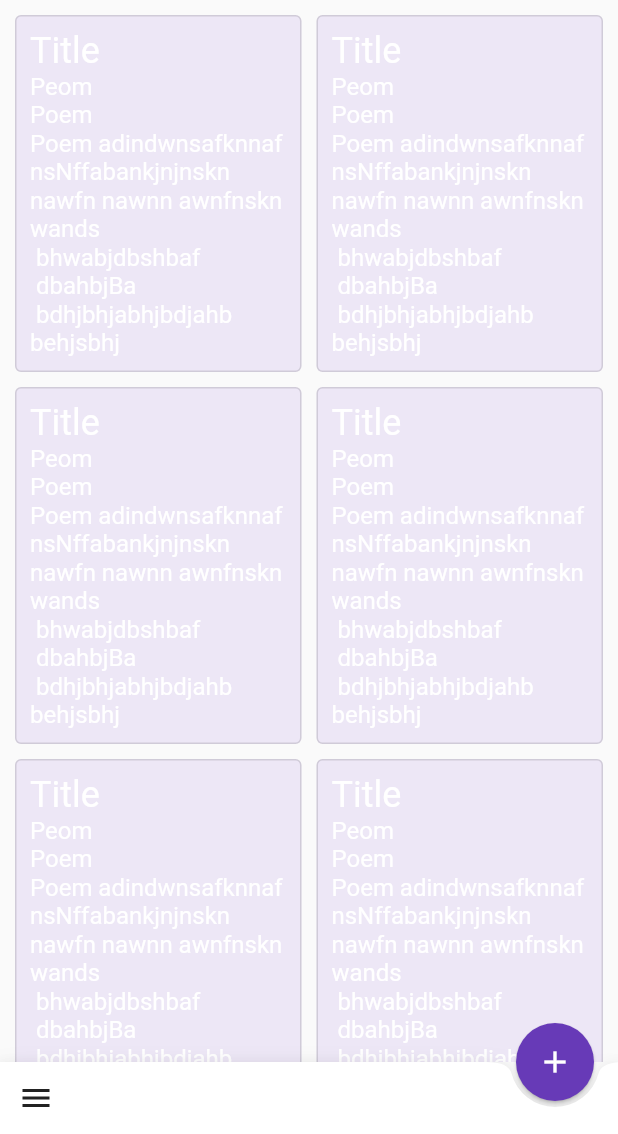
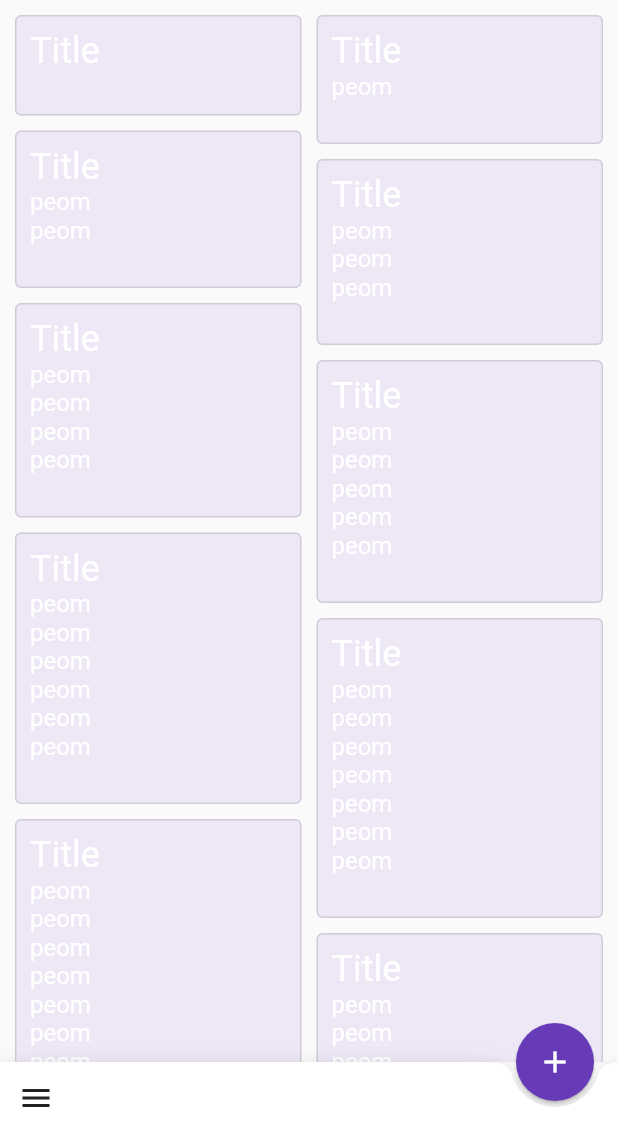
Before and after one commit to SirusCodes/Heartry, a Flutter app: the screen it shows after launch, after a tap on the "grid view" icon, on a phone screen of 412 x 824 dp, the part 102-1236 px from its top. Run offline on Flutter 3.47's test engine with Material 2 defaults, Android fonts, the phone set to English and light mode, and no system bars; our stand-ins replace flutter_riverpod, waterfall_flow.

Commit message:
using waterfall_flow instead of staggered list

```diff
--- a/lib/screens/poems_screen/poems_screen.dart
+++ b/lib/screens/poems_screen/poems_screen.dart
@@ -1,12 +1,10 @@
 import 'package:animations/animations.dart';
 import 'package:flutter/material.dart';
 import 'package:flutter_riverpod/flutter_riverpod.dart';
-import 'package:flutter_staggered_grid_view/flutter_staggered_grid_view.dart';
-import 'package:heartry/providers/list_grid_provider.dart';
 
 import '../../widgets/c_bottom_app_bar.dart';
 import 'widgets/c_app_bar.dart';
-import 'widgets/poem_card.dart';
+import 'widgets/c_body.dart';
 
 class PoemScreen extends StatelessWidget {
   const PoemScreen({Key key}) : super(key: key);
@@ -17,43 +15,12 @@ class PoemScreen extends StatelessWidget {
       body: SafeArea(
         child: Consumer(
           builder: (context, watch, child) {
-            final _isList = watch(listGridProvider).state;
-            return CustomScrollView(
+            return const CustomScrollView(
               slivers: [
-                const SliverToBoxAdapter(
+                SliverToBoxAdapter(
                   child: CAppBar(),
                 ),
-                _isList
-                    ? SliverToBoxAdapter(
-                        child: StaggeredGridView.countBuilder(
-                          shrinkWrap: true,
-                          padding: const EdgeInsets.all(10),
-                          physics: const NeverScrollableScrollPhysics(),
-                          crossAxisCount: 2,
-                          mainAxisSpacing: 10,
-                          crossAxisSpacing: 10,
-                          staggeredTileBuilder: (index) =>
-                              const StaggeredTile.fit(1),
-                          itemCount: 10,
-                          itemBuilder: (context, index) {
-                            return const PoemCard();
-                          },
-                        ),
-                      )
-                    : SliverList(
-                        delegate: SliverChildBuilderDelegate(
-                          (context, index) {
-                            return const Padding(
-                              padding: EdgeInsets.symmetric(
-                                horizontal: 10,
-                                vertical: 5,
-                              ),
-                              child: PoemCard(),
-                            );
-                          },
-                          childCount: 10,
-                        ),
-                      ),
+                CBody(),
               ],
             );
           },
--- /dev/null
+++ b/lib/screens/poems_screen/widgets/c_body.dart
@@ -0,0 +1,53 @@
+import 'package:flutter/material.dart';
+import 'package:flutter_riverpod/flutter_riverpod.dart';
+import 'package:waterfall_flow/waterfall_flow.dart';
+
+import '../../../providers/list_grid_provider.dart';
+import 'poem_card.dart';
+
+class CBody extends ConsumerWidget {
+  const CBody({Key key}) : super(key: key);
+
+  @override
+  Widget build(BuildContext context, ScopedReader watch) {
+    final _isGrid = watch(listGridProvider).state;
+    return _isGrid
+        ? SliverPadding(
+            padding: const EdgeInsets.all(10.0),
+            sliver: SliverWaterfallFlow(
+              gridDelegate:
+                  const SliverWaterfallFlowDelegateWithFixedCrossAxisCount(
+                crossAxisCount: 2,
+                mainAxisSpacing: 10,
+                crossAxisSpacing: 10,
+              ),
+              delegate: SliverChildBuilderDelegate(
+                (context, index) {
+                  return PoemCard(
+                    title: "Title",
+                    poem: "peom\n" * index,
+                  );
+                },
+                childCount: 20,
+              ),
+            ),
+          )
+        : SliverList(
+            delegate: SliverChildBuilderDelegate(
+              (context, index) {
+                return Padding(
+                  padding: const EdgeInsets.symmetric(
+                    horizontal: 10,
+                    vertical: 5,
+                  ),
+                  child: PoemCard(
+                    title: "Title",
+                    poem: "peom\n" * index,
+                  ),
+                );
+              },
+              childCount: 20,
+            ),
+          );
+  }
+}
--- a/lib/screens/poems_screen/widgets/poem_card.dart
+++ b/lib/screens/poems_screen/widgets/poem_card.dart
@@ -1,8 +1,13 @@
 import 'package:flutter/material.dart';
 
 class PoemCard extends StatelessWidget {
-  const PoemCard({Key key}) : super(key: key);
+  const PoemCard({
+    Key key,
+    @required this.title,
+    @required this.poem,
+  }) : super(key: key);
 
+  final String title, poem;
   @override
   Widget build(BuildContext context) {
     return OutlinedButton(
@@ -11,12 +16,12 @@ class PoemCard extends StatelessWidget {
         crossAxisAlignment: CrossAxisAlignment.stretch,
         children: <Widget>[
           Text(
-            "Title",
+            title,
             textAlign: TextAlign.start,
             style: Theme.of(context).accentTextTheme.headline5,
           ),
           Text(
-            "Peom\nPoem \nPoem adindwnsafknnafnsNffabankjnjnskn nawfn nawnn awnfnskn\nwands\n bhwabjdbshbaf\n dbahbjBa\n bdhjbhjabhjbdjahb\nbehjsbhj",
+            poem,
             overflow: TextOverflow.ellipsis,
             maxLines: 10,
             textAlign: TextAlign.start,
--- a/pubspec.yaml
+++ b/pubspec.yaml
@@ -26,7 +26,7 @@ dependencies:
   animations: ^1.1.2
   cupertino_icons: ^1.0.1
   flutter_riverpod: ^0.12.1
-  flutter_staggered_grid_view: ^0.3.3
+  waterfall_flow: ^2.0.5
 
 dev_dependencies:
   flutter_test:
```
Also changed, not shown: pubspec.lock.
